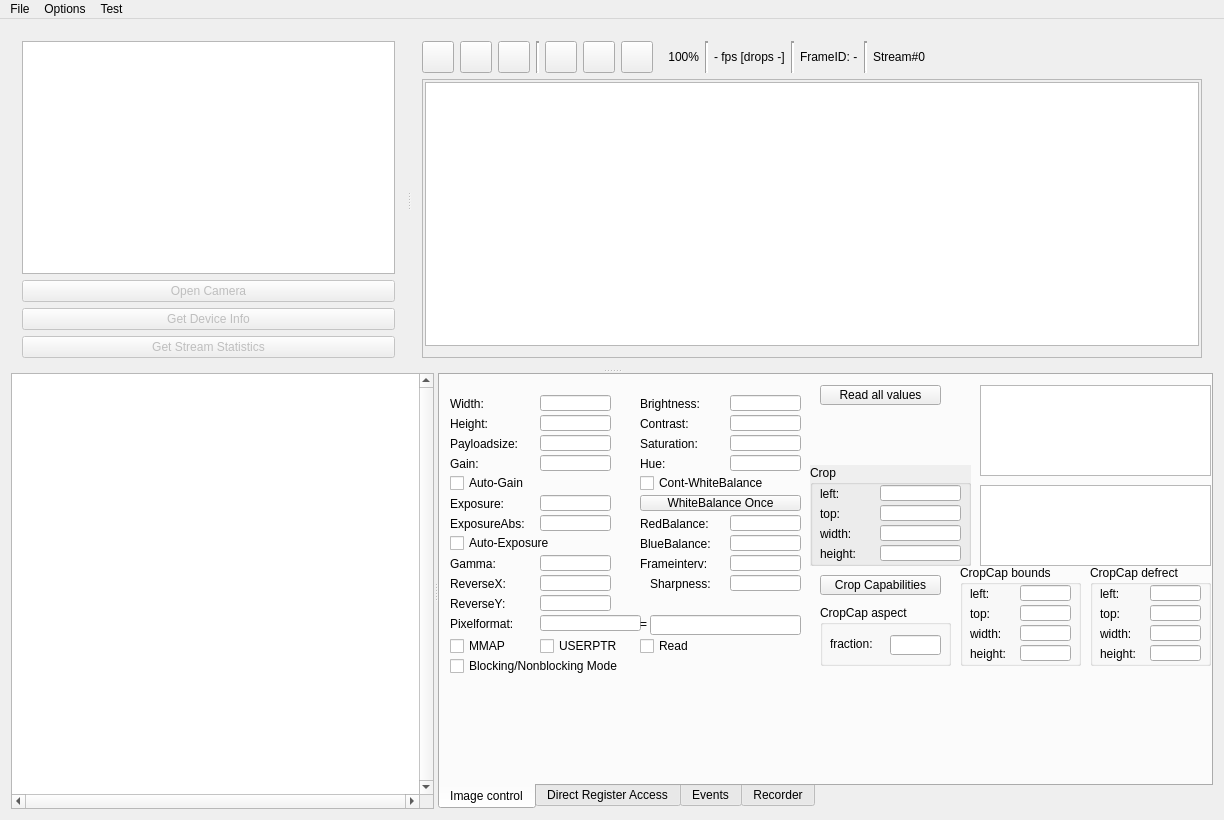
The window that Source/res/v4l2test.ui (alliedvision/V4L2Viewer) describes before a commit, drawn with Qt 5.
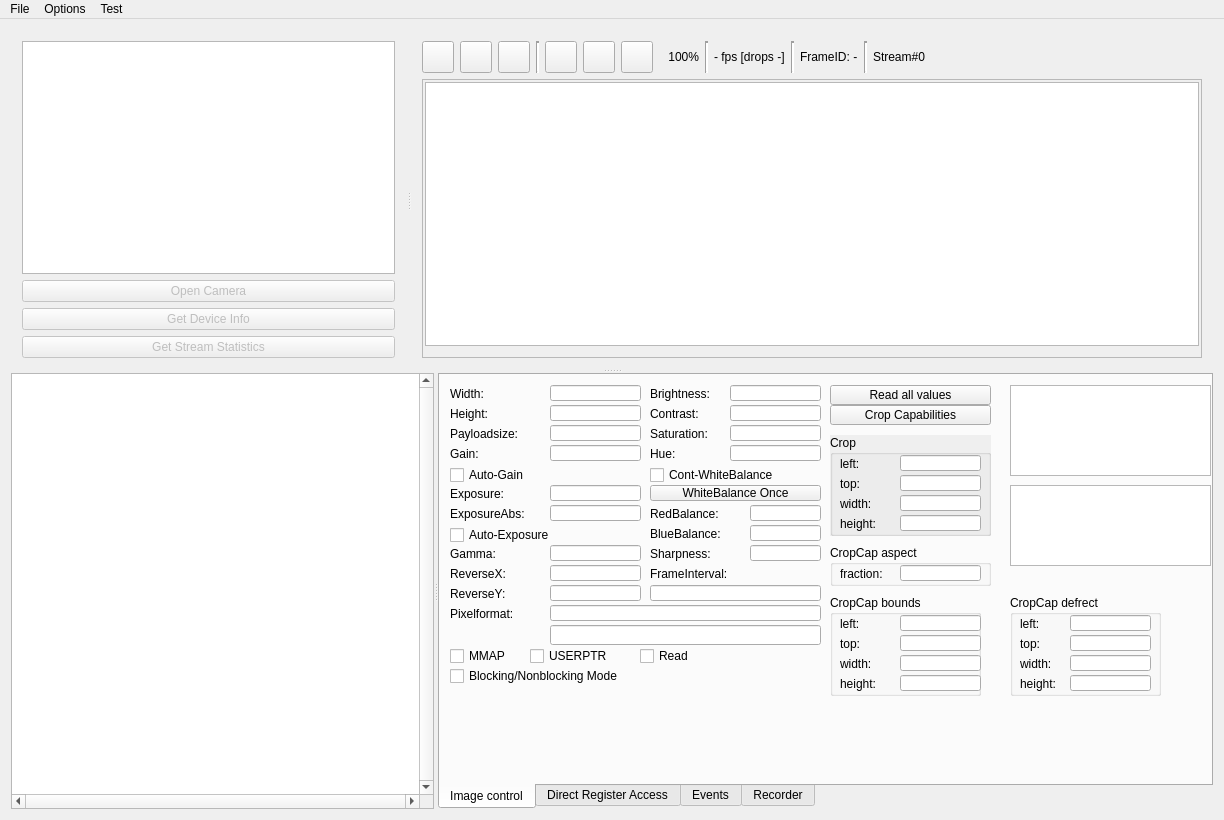
The same window after the commit. Icons and pictures are not drawn.

Commit message: - Fixed OCT-2544: Display of negative feature values for sharpness & hue. - Changed GUI layout - Fixed some code indention

```diff
--- a/Source/res/v4l2test.ui
+++ b/Source/res/v4l2test.ui
@@ -522,9 +522,9 @@
          <widget class="QLineEdit" name="m_edWidth">
           <property name="geometry">
            <rect>
-            <x>100</x>
-            <y>20</y>
-            <width>71</width>
+            <x>110</x>
+            <y>10</y>
+            <width>91</width>
             <height>16</height>
            </rect>
           </property>
@@ -532,9 +532,9 @@
          <widget class="QLineEdit" name="m_edHeight">
           <property name="geometry">
            <rect>
-            <x>100</x>
-            <y>40</y>
-            <width>71</width>
+            <x>110</x>
+            <y>30</y>
+            <width>91</width>
             <height>16</height>
            </rect>
           </property>
@@ -543,7 +543,7 @@
           <property name="geometry">
            <rect>
             <x>10</x>
-            <y>20</y>
+            <y>10</y>
             <width>66</width>
             <height>17</height>
            </rect>
@@ -556,7 +556,7 @@
           <property name="geometry">
            <rect>
             <x>10</x>
-            <y>40</y>
+            <y>30</y>
             <width>66</width>
             <height>17</height>
            </rect>
@@ -569,7 +569,7 @@
           <property name="geometry">
            <rect>
             <x>10</x>
-            <y>60</y>
+            <y>50</y>
             <width>81</width>
             <height>17</height>
            </rect>
@@ -584,9 +584,9 @@
           </property>
           <property name="geometry">
            <rect>
-            <x>100</x>
-            <y>60</y>
-            <width>71</width>
+            <x>110</x>
+            <y>50</y>
+            <width>91</width>
             <height>16</height>
            </rect>
           </property>
@@ -597,9 +597,9 @@
          <widget class="QLineEdit" name="m_edPixelformat">
           <property name="geometry">
            <rect>
-            <x>100</x>
-            <y>240</y>
-            <width>101</width>
+            <x>110</x>
+            <y>230</y>
+            <width>271</width>
             <height>16</height>
            </rect>
           </property>
@@ -608,7 +608,7 @@
           <property name="geometry">
            <rect>
             <x>10</x>
-            <y>240</y>
+            <y>230</y>
             <width>81</width>
             <height>17</height>
            </rect>
@@ -620,9 +620,9 @@
          <widget class="QLineEdit" name="m_edGain">
           <property name="geometry">
            <rect>
-            <x>100</x>
-            <y>80</y>
-            <width>71</width>
+            <x>110</x>
+            <y>70</y>
+            <width>91</width>
             <height>16</height>
            </rect>
           </property>
@@ -630,9 +630,9 @@
          <widget class="QListWidget" name="m_liFramesizes">
           <property name="geometry">
            <rect>
-            <x>540</x>
+            <x>570</x>
             <y>10</y>
-            <width>231</width>
+            <width>201</width>
             <height>91</height>
            </rect>
           </property>
@@ -640,9 +640,9 @@
          <widget class="QListWidget" name="m_liPixelformats">
           <property name="geometry">
            <rect>
-            <x>540</x>
+            <x>570</x>
             <y>110</y>
-            <width>231</width>
+            <width>201</width>
             <height>81</height>
            </rect>
           </property>
@@ -651,7 +651,7 @@
           <property name="geometry">
            <rect>
             <x>10</x>
-            <y>80</y>
+            <y>70</y>
             <width>91</width>
             <height>17</height>
            </rect>
@@ -664,9 +664,9 @@
           <property name="geometry">
            <rect>
             <x>10</x>
-            <y>100</y>
-            <width>97</width>
-            <height>16</height>
+            <y>90</y>
+            <width>181</width>
+            <height>20</height>
            </rect>
           </property>
           <property name="text">
@@ -677,9 +677,9 @@
           <property name="geometry">
            <rect>
             <x>10</x>
-            <y>160</y>
-            <width>121</width>
-            <height>16</height>
+            <y>150</y>
+            <width>181</width>
+            <height>20</height>
            </rect>
           </property>
           <property name="text">
@@ -689,9 +689,9 @@
          <widget class="QLineEdit" name="m_edExposure">
           <property name="geometry">
            <rect>
-            <x>100</x>
-            <y>120</y>
-            <width>71</width>
+            <x>110</x>
+            <y>110</y>
+            <width>91</width>
             <height>16</height>
            </rect>
           </property>
@@ -700,7 +700,7 @@
           <property name="geometry">
            <rect>
             <x>10</x>
-            <y>120</y>
+            <y>110</y>
             <width>71</width>
             <height>17</height>
            </rect>
@@ -710,11 +710,14 @@
           </property>
          </widget>
          <widget class="QLineEdit" name="m_edPixelformatText">
+          <property name="enabled">
+           <bool>true</bool>
+          </property>
           <property name="geometry">
            <rect>
-            <x>210</x>
-            <y>240</y>
-            <width>151</width>
+            <x>110</x>
+            <y>250</y>
+            <width>271</width>
             <height>20</height>
            </rect>
           </property>
@@ -722,19 +725,6 @@
            <bool>true</bool>
           </property>
          </widget>
-         <widget class="QLabel" name="label_9">
-          <property name="geometry">
-           <rect>
-            <x>200</x>
-            <y>240</y>
-            <width>16</width>
-            <height>17</height>
-           </rect>
-          </property>
-          <property name="text">
-           <string>=</string>
-          </property>
-         </widget>
          <widget class="QCheckBox" name="m_chkBlockingMode">
           <property name="enabled">
            <bool>true</bool>
@@ -742,8 +732,8 @@
           <property name="geometry">
            <rect>
             <x>10</x>
-            <y>280</y>
-            <width>211</width>
+            <y>290</y>
+            <width>271</width>
             <height>22</height>
            </rect>
           </property>
@@ -758,7 +748,7 @@
           <property name="geometry">
            <rect>
             <x>10</x>
-            <y>260</y>
+            <y>270</y>
             <width>71</width>
             <height>22</height>
            </rect>
@@ -771,8 +761,8 @@
           <property name="geometry">
            <rect>
             <x>290</x>
-            <y>20</y>
-            <width>71</width>
+            <y>10</y>
+            <width>91</width>
             <height>16</height>
            </rect>
           </property>
@@ -780,8 +770,8 @@
          <widget class="QLabel" name="label_10">
           <property name="geometry">
            <rect>
-            <x>200</x>
-            <y>20</y>
+            <x>210</x>
+            <y>10</y>
             <width>81</width>
             <height>17</height>
            </rect>
@@ -793,8 +783,8 @@
          <widget class="QLabel" name="label_11">
           <property name="geometry">
            <rect>
-            <x>200</x>
-            <y>40</y>
+            <x>210</x>
+            <y>30</y>
             <width>81</width>
             <height>17</height>
            </rect>
@@ -807,8 +797,8 @@
           <property name="geometry">
            <rect>
             <x>290</x>
-            <y>40</y>
-            <width>71</width>
+            <y>30</y>
+            <width>91</width>
             <height>16</height>
            </rect>
           </property>
@@ -816,8 +806,8 @@
          <widget class="QLabel" name="label_12">
           <property name="geometry">
            <rect>
-            <x>200</x>
-            <y>60</y>
+            <x>210</x>
+            <y>50</y>
             <width>81</width>
             <height>17</height>
            </rect>
@@ -830,8 +820,8 @@
           <property name="geometry">
            <rect>
             <x>290</x>
-            <y>60</y>
-            <width>71</width>
+            <y>50</y>
+            <width>91</width>
             <height>16</height>
            </rect>
           </property>
@@ -840,8 +830,8 @@
           <property name="geometry">
            <rect>
             <x>290</x>
-            <y>80</y>
-            <width>71</width>
+            <y>70</y>
+            <width>91</width>
             <height>16</height>
            </rect>
           </property>
@@ -849,8 +839,8 @@
          <widget class="QLabel" name="label_13">
           <property name="geometry">
            <rect>
-            <x>200</x>
-            <y>80</y>
+            <x>210</x>
+            <y>70</y>
             <width>81</width>
             <height>17</height>
            </rect>
@@ -862,10 +852,10 @@
          <widget class="QCheckBox" name="m_chkContWhiteBalance">
           <property name="geometry">
            <rect>
-            <x>200</x>
-            <y>100</y>
-            <width>151</width>
-            <height>16</height>
+            <x>210</x>
+            <y>90</y>
+            <width>171</width>
+            <height>20</height>
            </rect>
           </property>
           <property name="text">
@@ -875,9 +865,9 @@
          <widget class="QLabel" name="label_15">
           <property name="geometry">
            <rect>
-            <x>200</x>
-            <y>140</y>
-            <width>81</width>
+            <x>210</x>
+            <y>130</y>
+            <width>91</width>
             <height>17</height>
            </rect>
           </property>
@@ -888,8 +878,8 @@
          <widget class="QLineEdit" name="m_edRedBalance">
           <property name="geometry">
            <rect>
-            <x>290</x>
-            <y>140</y>
+            <x>310</x>
+            <y>130</y>
             <width>71</width>
             <height>16</height>
            </rect>
@@ -898,8 +888,8 @@
          <widget class="QLineEdit" name="m_edBlueBalance">
           <property name="geometry">
            <rect>
-            <x>290</x>
-            <y>160</y>
+            <x>310</x>
+            <y>150</y>
             <width>71</width>
             <height>16</height>
            </rect>
@@ -908,9 +898,9 @@
          <widget class="QLabel" name="label_16">
           <property name="geometry">
            <rect>
-            <x>200</x>
-            <y>160</y>
-            <width>81</width>
+            <x>210</x>
+            <y>150</y>
+            <width>91</width>
             <height>17</height>
            </rect>
           </property>
@@ -922,7 +912,7 @@
           <property name="geometry">
            <rect>
             <x>10</x>
-            <y>180</y>
+            <y>170</y>
             <width>71</width>
             <height>17</height>
            </rect>
@@ -934,9 +924,9 @@
          <widget class="QLineEdit" name="m_edGamma">
           <property name="geometry">
            <rect>
-            <x>100</x>
-            <y>180</y>
-            <width>71</width>
+            <x>110</x>
+            <y>170</y>
+            <width>91</width>
             <height>16</height>
            </rect>
           </property>
@@ -944,9 +934,9 @@
          <widget class="QLineEdit" name="m_edReverseX">
           <property name="geometry">
            <rect>
-            <x>100</x>
-            <y>200</y>
-            <width>71</width>
+            <x>110</x>
+            <y>190</y>
+            <width>91</width>
             <height>16</height>
            </rect>
           </property>
@@ -955,7 +945,7 @@
           <property name="geometry">
            <rect>
             <x>10</x>
-            <y>200</y>
+            <y>190</y>
             <width>71</width>
             <height>17</height>
            </rect>
@@ -968,7 +958,7 @@
           <property name="geometry">
            <rect>
             <x>10</x>
-            <y>220</y>
+            <y>210</y>
             <width>71</width>
             <height>17</height>
            </rect>
@@ -980,9 +970,9 @@
          <widget class="QLineEdit" name="m_edReverseY">
           <property name="geometry">
            <rect>
-            <x>100</x>
-            <y>220</y>
-            <width>71</width>
+            <x>110</x>
+            <y>210</y>
+            <width>91</width>
             <height>16</height>
            </rect>
           </property>
@@ -991,8 +981,8 @@
           <property name="geometry">
            <rect>
             <x>210</x>
-            <y>200</y>
-            <width>71</width>
+            <y>170</y>
+            <width>91</width>
             <height>17</height>
            </rect>
           </property>
@@ -1003,8 +993,8 @@
          <widget class="QLineEdit" name="m_edSharpness">
           <property name="geometry">
            <rect>
-            <x>290</x>
-            <y>200</y>
+            <x>310</x>
+            <y>170</y>
             <width>71</width>
             <height>16</height>
            </rect>
@@ -1013,22 +1003,22 @@
          <widget class="QLabel" name="label_20">
           <property name="geometry">
            <rect>
-            <x>200</x>
-            <y>180</y>
-            <width>81</width>
+            <x>210</x>
+            <y>190</y>
+            <width>101</width>
             <height>17</height>
            </rect>
           </property>
           <property name="text">
-           <string>Frameinterv:</string>
+           <string>FrameInterval:</string>
           </property>
          </widget>
          <widget class="QLineEdit" name="m_edFramerate">
           <property name="geometry">
            <rect>
-            <x>290</x>
-            <y>180</y>
-            <width>71</width>
+            <x>210</x>
+            <y>210</y>
+            <width>171</width>
             <height>16</height>
            </rect>
           </property>
@@ -1036,9 +1026,9 @@
          <widget class="QPushButton" name="m_butWhiteBalanceOnce">
           <property name="geometry">
            <rect>
-            <x>200</x>
-            <y>120</y>
-            <width>161</width>
+            <x>210</x>
+            <y>110</y>
+            <width>171</width>
             <height>16</height>
            </rect>
           </property>
@@ -1050,7 +1040,7 @@
           <property name="geometry">
            <rect>
             <x>10</x>
-            <y>140</y>
+            <y>130</y>
             <width>91</width>
             <height>17</height>
            </rect>
@@ -1062,9 +1052,9 @@
          <widget class="QLineEdit" name="m_edExposureAbs">
           <property name="geometry">
            <rect>
-            <x>100</x>
-            <y>140</y>
-            <width>71</width>
+            <x>110</x>
+            <y>130</y>
+            <width>91</width>
             <height>16</height>
            </rect>
           </property>
@@ -1072,8 +1062,8 @@
          <widget class="QGroupBox" name="groupBox_4">
           <property name="geometry">
            <rect>
-            <x>370</x>
-            <y>90</y>
+            <x>390</x>
+            <y>60</y>
             <width>161</width>
             <height>101</height>
            </rect>
@@ -1183,21 +1173,24 @@
          <widget class="QGroupBox" name="groupBox_6">
           <property name="geometry">
            <rect>
-            <x>520</x>
-            <y>190</y>
-            <width>121</width>
+            <x>390</x>
+            <y>220</y>
+            <width>151</width>
             <height>101</height>
            </rect>
           </property>
           <property name="title">
            <string>CropCap bounds</string>
           </property>
+          <property name="flat">
+           <bool>false</bool>
+          </property>
           <widget class="QLineEdit" name="m_edBoundsH">
            <property name="geometry">
             <rect>
-             <x>60</x>
+             <x>70</x>
              <y>80</y>
-             <width>51</width>
+             <width>81</width>
              <height>16</height>
             </rect>
            </property>
@@ -1234,9 +1227,9 @@
           <widget class="QLineEdit" name="m_edBoundsW">
            <property name="geometry">
             <rect>
-             <x>60</x>
+             <x>70</x>
              <y>60</y>
-             <width>51</width>
+             <width>81</width>
              <height>16</height>
             </rect>
            </property>
@@ -1247,9 +1240,9 @@
           <widget class="QLineEdit" name="m_edBoundsY">
            <property name="geometry">
             <rect>
-             <x>60</x>
+             <x>70</x>
              <y>40</y>
-             <width>51</width>
+             <width>81</width>
              <height>16</height>
             </rect>
            </property>
@@ -1286,9 +1279,9 @@
           <widget class="QLineEdit" name="m_edBoundsX">
            <property name="geometry">
             <rect>
-             <x>60</x>
+             <x>70</x>
              <y>20</y>
-             <width>51</width>
+             <width>81</width>
              <height>16</height>
             </rect>
            </property>
@@ -1300,9 +1293,9 @@
          <widget class="QGroupBox" name="groupBox_5">
           <property name="geometry">
            <rect>
-            <x>650</x>
-            <y>190</y>
-            <width>121</width>
+            <x>570</x>
+            <y>220</y>
+            <width>151</width>
             <height>101</height>
            </rect>
           </property>
@@ -1314,7 +1307,7 @@
             <rect>
              <x>60</x>
              <y>80</y>
-             <width>51</width>
+             <width>81</width>
              <height>16</height>
             </rect>
            </property>
@@ -1353,7 +1346,7 @@
             <rect>
              <x>60</x>
              <y>60</y>
-             <width>51</width>
+             <width>81</width>
              <height>16</height>
             </rect>
            </property>
@@ -1366,7 +1359,7 @@
             <rect>
              <x>60</x>
              <y>40</y>
-             <width>51</width>
+             <width>81</width>
              <height>16</height>
             </rect>
            </property>
@@ -1405,7 +1398,7 @@
             <rect>
              <x>60</x>
              <y>20</y>
-             <width>51</width>
+             <width>81</width>
              <height>16</height>
             </rect>
            </property>
@@ -1417,9 +1410,9 @@
          <widget class="QPushButton" name="m_butCropCapabilities">
           <property name="geometry">
            <rect>
-            <x>380</x>
-            <y>200</y>
-            <width>121</width>
+            <x>390</x>
+            <y>30</y>
+            <width>161</width>
             <height>20</height>
            </rect>
           </property>
@@ -1430,10 +1423,10 @@
          <widget class="QGroupBox" name="groupBox_7">
           <property name="geometry">
            <rect>
-            <x>380</x>
-            <y>230</y>
-            <width>131</width>
-            <height>61</height>
+            <x>390</x>
+            <y>170</y>
+            <width>161</width>
+            <height>41</height>
            </rect>
           </property>
           <property name="title">
@@ -1443,9 +1436,9 @@
            <property name="geometry">
             <rect>
              <x>70</x>
-             <y>30</y>
-             <width>51</width>
-             <height>20</height>
+             <y>20</y>
+             <width>81</width>
+             <height>16</height>
             </rect>
            </property>
            <property name="readOnly">
@@ -1456,7 +1449,7 @@
            <property name="geometry">
             <rect>
              <x>10</x>
-             <y>30</y>
+             <y>20</y>
              <width>61</width>
              <height>17</height>
             </rect>
@@ -1469,9 +1462,9 @@
          <widget class="QPushButton" name="m_butReadValues">
           <property name="geometry">
            <rect>
-            <x>380</x>
+            <x>390</x>
             <y>10</y>
-            <width>121</width>
+            <width>161</width>
             <height>20</height>
            </rect>
           </property>
@@ -1485,8 +1478,8 @@
           </property>
           <property name="geometry">
            <rect>
-            <x>100</x>
-            <y>260</y>
+            <x>90</x>
+            <y>270</y>
             <width>91</width>
             <height>22</height>
            </rect>
@@ -1502,7 +1495,7 @@
           <property name="geometry">
            <rect>
             <x>200</x>
-            <y>260</y>
+            <y>270</y>
             <width>61</width>
             <height>22</height>
            </rect>
```
Left out of the diff: 6 changed lines with no effect on the pictures. The commit also changes 3 other files.
